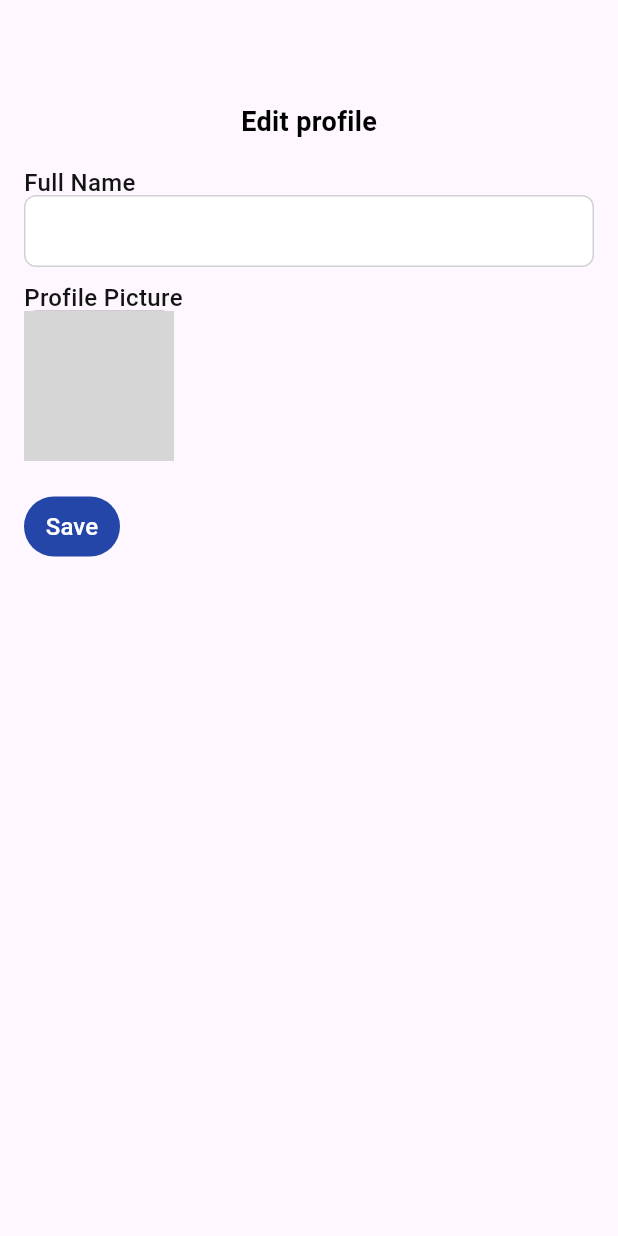
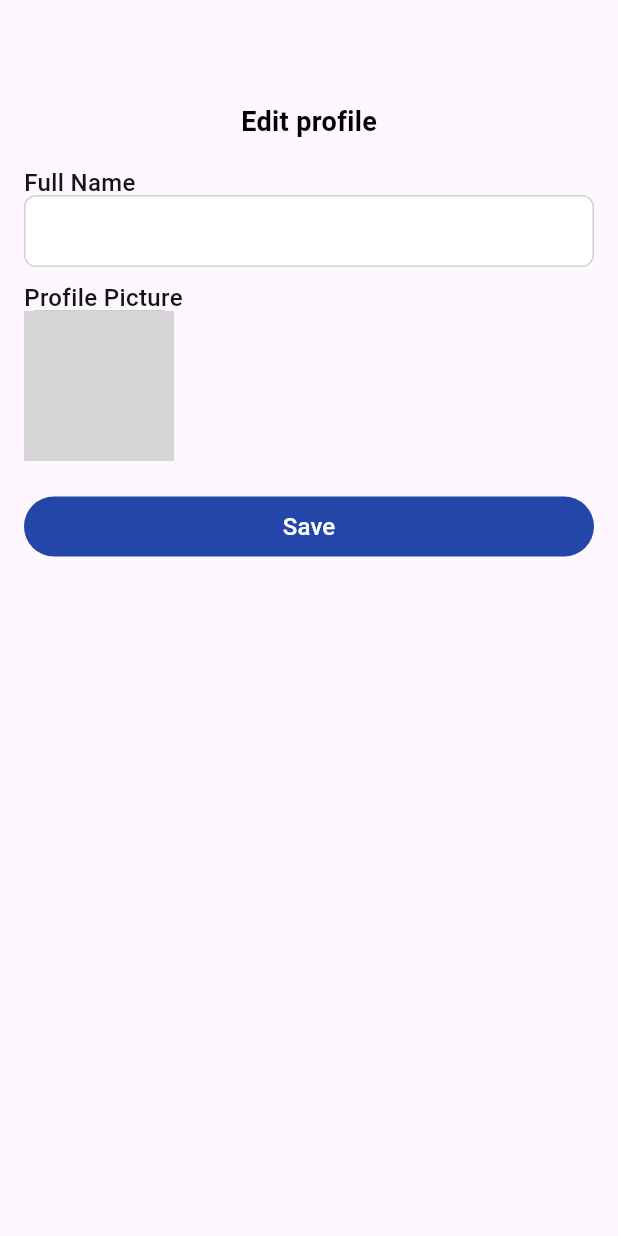
Before and after one commit to Ashutosh21jha/AmulX, a Flutter app: the EditProfile screen opened directly, on a phone screen of 412 x 824 dp. Run offline on Flutter 3.47's test engine with Material 3 defaults, Android fonts, the phone set to English and light mode, and no system bars; our stand-ins replace cloud_firestore, firebase_auth, firebase_core, firebase_storage, flutter_svg, get and 3 more; missing offline and left inert: razorpay_flutter; accounts and stored records are empty; network calls fail; Roboto replaces fonts that are missing (Epilogue); grey boxes are pictures that could not be loaded.

Commit message:
minor ui fix

```diff
--- a/lib/screens/profile_screens/editprofile.dart
+++ b/lib/screens/profile_screens/editprofile.dart
@@ -198,7 +198,9 @@ class _EditProfileState extends State<EditProfile> {
                           ),
                         ),
                         SizedBox(height: 20),
-                        TextButton(
+                        SizedBox(
+                          width: double.infinity,
+                          child: TextButton(
                             onPressed: submit,
                             style: ButtonStyle(
                               padding: MaterialStateProperty.all(
@@ -213,13 +215,14 @@ class _EditProfileState extends State<EditProfile> {
                             ),
                             child: Text(
                               'Save',
-                            textAlign: TextAlign.center,
+                              textAlign: TextAlign.justify,
                               style: TextStyle(
                                 color: Colors.white,
                                 fontSize: 16,
                                 fontFamily: 'Epilogue',
                                 fontWeight: FontWeight.w500,
                                 height: 0.06,
+                              ),
                             ),
                           ),
                         )
```
Lines whose indentation alone changed are shown as unchanged.
